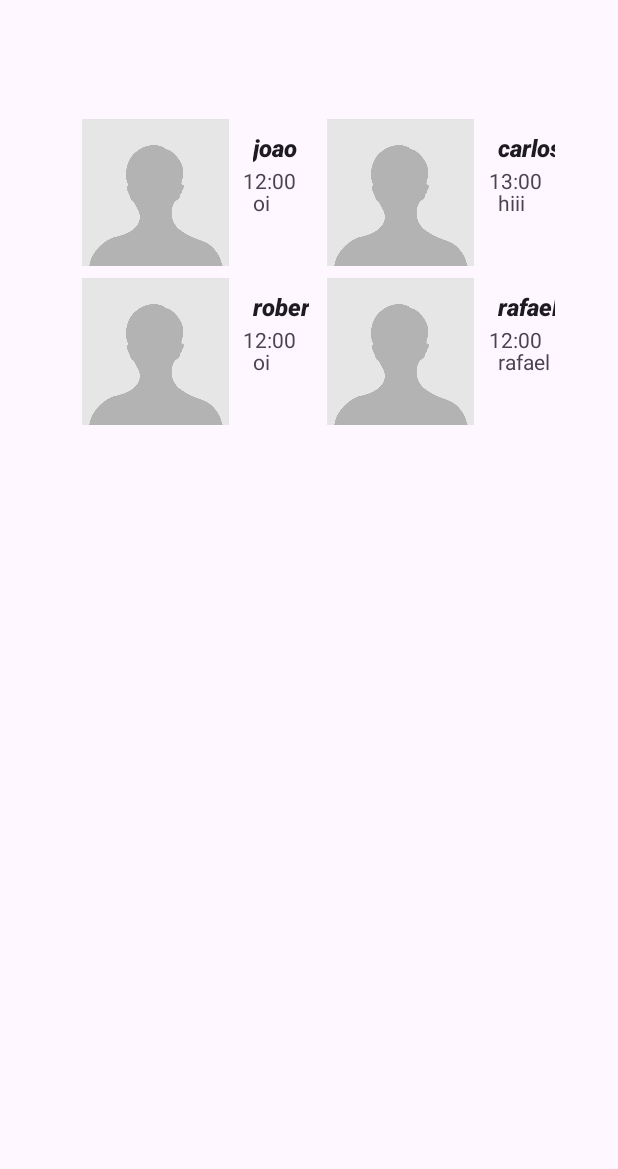
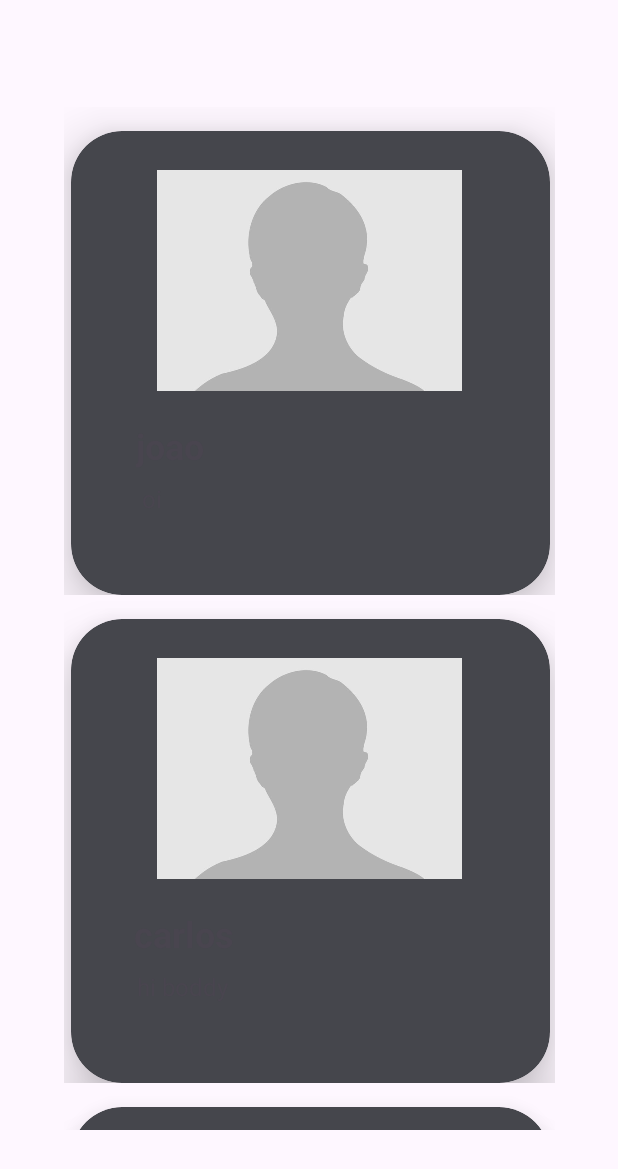
Before and after one commit to Serafimklm/RecicleReview, an Android app: the screen it shows after launch (RecicleReniew), on a phone screen of 412 x 824 dp. Shown: the top 1169 px of the screen. Run offline under Robolectric (Android 15) with nearby library versions, the phone set to English and light mode, and no system bars.

Commit message:
card view

```diff
--- a/app/src/main/java/com/example/reciclereview/MensagemAdapter.kt
+++ b/app/src/main/java/com/example/reciclereview/MensagemAdapter.kt
@@ -18,18 +18,27 @@ class MensagemAdapter(
         val intemView: View  // View do item individual (inflada do item_lista.xml)
     ) : RecyclerView.ViewHolder(intemView) {
         // Referências para os componentes do layout:
-        val textNome: TextView = intemView.findViewById(R.id.textNome)      // TextView para o nome
-        val textLastMsg: TextView = intemView.findViewById(R.id.textMsg)    // TextView para a última mensagem
-        val textHour: TextView = intemView.findViewById(R.id.texthour)      // TextView para a hora
+   /*     val textNome: TextView = intemView.findViewById(R.id.textNome)      // TextView para o nome
+        val textLastMsg: TextView = intemView.findViewById(R.id.textMsg)*/
+        val textNome: TextView = intemView.findViewById(R.id.TextNomeCard)      // TextView para o nome
+        val textLastMsg: TextView = intemView.findViewById(R.id.TextmsgCard)    // TextView para a última mensagem
+//        val textHour: TextView = intemView.findViewById(R.id.texthour)      // TextView para a hora
+
+
     }
 
     // Metodo chamado quando precisa criar um novo ViewHolder
     override fun onCreateViewHolder(parent: ViewGroup, viewType: Int): MensagemViewHolder {
         // Infla o layout do item (item_lista.xml) dentro do parent (RecyclerView)
         val LayoutInflater = LayoutInflater.from(parent.context)
+
         val intemView = LayoutInflater.inflate(
+            R.layout.item_cardview, parent, false
+        )
+      // para ativar o itemLista, basta descomentar a linha abaixo
+       /* val intemView = LayoutInflater.inflate(
             R.layout.item_lista, parent, false
-        )
+        )*/
         return MensagemViewHolder(intemView)  // Retorna o ViewHolder com a view inflada
     }
 
@@ -45,6 +54,8 @@ class MensagemAdapter(
         // Preenche as views com os dados do objeto Mensagem:
         mesagemViewHolder.textNome.text = Mensagem.nome         // Define o nome
         mesagemViewHolder.textLastMsg.text = Mensagem.ultimaMsg // Define a última mensagem
-        mesagemViewHolder.textHour.text = Mensagem.hora         // Define a hora
+//        mesagemViewHolder.textHour.text = Mensagem.hora         // Define a hora
+
+
     }
 }
--- a/app/src/main/java/com/example/reciclereview/RecicleReniew.kt
+++ b/app/src/main/java/com/example/reciclereview/RecicleReniew.kt
@@ -23,7 +23,7 @@ class RecicleReniew : AppCompatActivity() {
         // Criação da lista de mensagens estática para exemplo
         val lista = listOf(
             Mensagem("joao", "oi", "12:00"),
-            Mensagem("carlos", "hiii", "13:00"),
+            Mensagem("carlos", "hi boddy", "13:00"),
             Mensagem("roberto", "oi", "12:00"),
             Mensagem("rafael", "rafael", "12:00")
         )
@@ -38,8 +38,10 @@ class RecicleReniew : AppCompatActivity() {
         // Layout linear (vertical por padrão), reverse serve para começar de baixo para cima, recile para ficar reciclavel
         rvLista.layoutManager = LinearLayoutManager(this, RecyclerView.VERTICAL, false)
         //colocar em grade dentro do recyclerView
-        rvLista.layoutManager = GridLayoutManager(this, 2)  // Layout em grade)
+     //rvLista.layoutManager = GridLayoutManager(this, 2)  // Layout em grade)
         // Observação: O código original tinha um comentário "rvLista.layoutManager" solto
         // que foi mantido como parte da documentação do processo de desenvolvimento
+
+
     }
 }
--- a/app/src/main/res/layout/activity_recicle_reniew.xml
+++ b/app/src/main/res/layout/activity_recicle_reniew.xml
@@ -11,8 +11,7 @@
         android:layout_width="327dp"
         android:layout_height="682dp"
         android:contentDescription="Litens"
-        android:orientation="vertical"
-        app:layoutManager="androidx.recyclerview.widget.GridLayoutManager"
+
         app:layout_constraintBottom_toBottomOf="parent"
         app:layout_constraintEnd_toEndOf="parent"
         app:layout_constraintHorizontal_bias="0.5"
@@ -21,12 +20,19 @@
         app:layout_constraintVertical_bias="0.5"
         tools:ignore="HardcodedText,MissingConstraints"
         tools:listitem="@layout/item_lista"
-        app:spanCount="3"/> <!-- Adicione esta linha -->
+
+
+        app:spanCount="2"
+        android:orientation="vertical"
+        app:layoutManager="androidx.recyclerview.widget.StaggeredGridLayoutManager"
+        /> <!-- Adicione esta linha -->
 
     <!--USANDO  app:layoutManager="androidx.recyclerview.widget.GridLayoutManager"
     O LAIYOUT FICA COMO O DO INSTAGRAM, UM ITEM
      DO LADO DO OUTRO ATE PRENCHER O ESPAÇO LATERAL TOTAL, DAI ELE VAI
      PARA BAIXO DO OUTRO ITEM, E ASSIM POR DIANTE
-     Também é necessário usar  app:spanCount= para deifinir a qtd itens lado a lado-->
+     Também é necessário usar  app:spanCount= para deifinir a qtd itens lado a lado
+      ja no StaggeredGridLayoutManager, o item especifico vai ocupar determinado espaco
+      de acordo com o seu tamanho-->
 
 </androidx.constraintlayout.widget.ConstraintLayout>
--- /dev/null
+++ b/app/src/main/res/layout/item_cardview.xml
@@ -0,0 +1,74 @@
+<?xml version="1.0" encoding="utf-8"?>
+<androidx.constraintlayout.widget.ConstraintLayout xmlns:android="http://schemas.android.com/apk/res/android"
+    xmlns:app="http://schemas.android.com/apk/res-auto"
+    xmlns:tools="http://schemas.android.com/tools"
+    android:layout_width="match_parent"
+    android:layout_height="wrap_content">
+
+    <androidx.cardview.widget.CardView
+        android:layout_width="319dp"
+        android:layout_height="309dp"
+        android:layout_marginStart="24dp"
+        android:layout_marginTop="16dp"
+        android:layout_marginEnd="24dp"
+        app:cardBackgroundColor="@color/material_dynamic_neutral30"
+        app:cardCornerRadius="34dp"
+        app:cardElevation="20dp"
+        app:contentPadding="10dp"
+        app:layout_constraintBottom_toBottomOf="parent"
+        app:layout_constraintEnd_toEndOf="parent"
+        app:layout_constraintHorizontal_bias="0.494"
+        app:layout_constraintStart_toStartOf="parent"
+        app:layout_constraintTop_toTopOf="parent"
+        app:layout_constraintVertical_bias="0.033">
+
+        <androidx.constraintlayout.widget.ConstraintLayout
+            android:layout_width="match_parent"
+            android:layout_height="match_parent">
+
+            <ImageView
+                android:id="@+id/imageView"
+                android:layout_width="203dp"
+                android:layout_height="147dp"
+                android:layout_marginTop="16dp"
+                android:scaleType="centerCrop"
+                app:circularflow_radiusInDP="122dp"
+                app:layout_constraintEnd_toEndOf="parent"
+                app:layout_constraintHorizontal_bias="0.496"
+                app:layout_constraintStart_toStartOf="parent"
+                app:layout_constraintTop_toTopOf="parent"
+                app:srcCompat="@drawable/perfil" />
+
+            <TextView
+                android:id="@+id/TextNomeCard"
+                android:layout_width="wrap_content"
+                android:layout_height="wrap_content"
+                android:layout_marginStart="16dp"
+                android:layout_marginTop="20dp"
+                android:text="JONAS"
+                android:textSize="24sp"
+                android:textStyle="bold"
+                app:layout_constraintEnd_toEndOf="parent"
+                app:layout_constraintHorizontal_bias="0.074"
+                app:layout_constraintStart_toStartOf="parent"
+                app:layout_constraintTop_toBottomOf="@+id/imageView" />
+
+            <TextView
+
+                android:id="@+id/TextmsgCard"
+                android:layout_width="wrap_content"
+                android:layout_height="wrap_content"
+                android:layout_marginStart="16dp"
+                android:layout_marginTop="8dp"
+                android:layout_marginBottom="24dp"
+                android:text="Last Message"
+                android:textSize="16sp"
+                app:layout_constraintBottom_toBottomOf="parent"
+                app:layout_constraintEnd_toEndOf="parent"
+                app:layout_constraintHorizontal_bias="0.08"
+                app:layout_constraintStart_toStartOf="parent"
+                app:layout_constraintTop_toBottomOf="@+id/TextNomeCard"
+                app:layout_constraintVertical_bias="0.0" />
+        </androidx.constraintlayout.widget.ConstraintLayout>
+    </androidx.cardview.widget.CardView>
+</androidx.constraintlayout.widget.ConstraintLayout>
--- a/app/src/main/res/layout/item_lista.xml
+++ b/app/src/main/res/layout/item_lista.xml
@@ -34,13 +34,15 @@
         android:id="@+id/textMsg"
         android:layout_width="wrap_content"
         android:layout_height="wrap_content"
-        android:layout_marginStart="12dp"
+        android:layout_marginStart="152dp"
         android:layout_marginTop="8dp"
         android:text="Last Message"
         app:layout_constraintBottom_toBottomOf="@+id/imagePerfil"
+        app:layout_constraintEnd_toEndOf="parent"
+        app:layout_constraintHorizontal_bias="0.0"
         app:layout_constraintStart_toEndOf="@+id/imagePerfil"
         app:layout_constraintTop_toBottomOf="@+id/textNome"
-        app:layout_constraintVertical_bias="0.192" />
+        app:layout_constraintVertical_bias="0.268" />
 
     <TextView
         android:id="@+id/texthour"
@@ -50,8 +52,8 @@
         android:text="02:23PM"
         app:layout_constraintBottom_toBottomOf="@+id/textMsg"
         app:layout_constraintEnd_toEndOf="parent"
-        app:layout_constraintHorizontal_bias="0.931"
+        app:layout_constraintHorizontal_bias="1.0"
         app:layout_constraintStart_toEndOf="@+id/imagePerfil"
         app:layout_constraintTop_toTopOf="@+id/textNome"
-        app:layout_constraintVertical_bias="0.62" />
+        app:layout_constraintVertical_bias="0.407" />
 </androidx.constraintlayout.widget.ConstraintLayout>
--- a/app/src/main/res/values-night/themes.xml
+++ b/app/src/main/res/values-night/themes.xml
@@ -3,5 +3,6 @@
     <style name="Base.Theme.RecicleReview" parent="Theme.Material3.DayNight.NoActionBar">
         <!-- Customize your dark theme here. -->
         <!-- <item name="colorPrimary">@color/my_dark_primary</item> -->
+        <item name="android:windowBackground">@color/grey</item>
     </style>
 </resources>
--- a/app/src/main/res/values/colors.xml
+++ b/app/src/main/res/values/colors.xml
@@ -2,4 +2,5 @@
 <resources>
     <color name="black">#FF000000</color>
     <color name="white">#FFFFFFFF</color>
+    <color name="grey">#FFC4C4C4</color>
 </resources>
```
